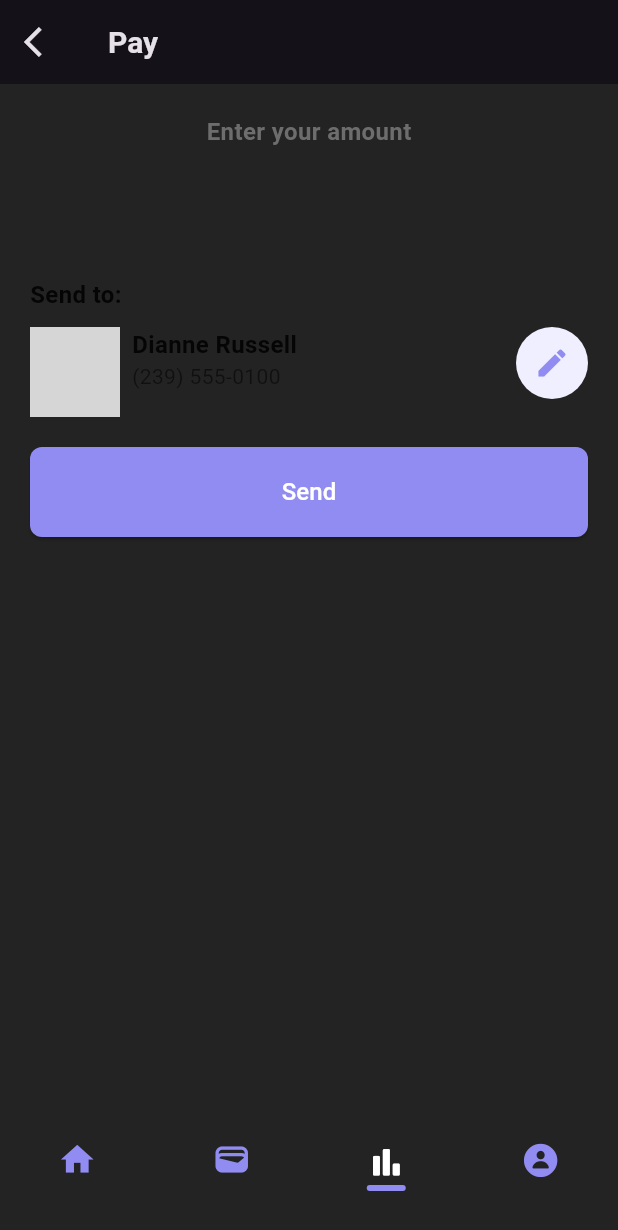
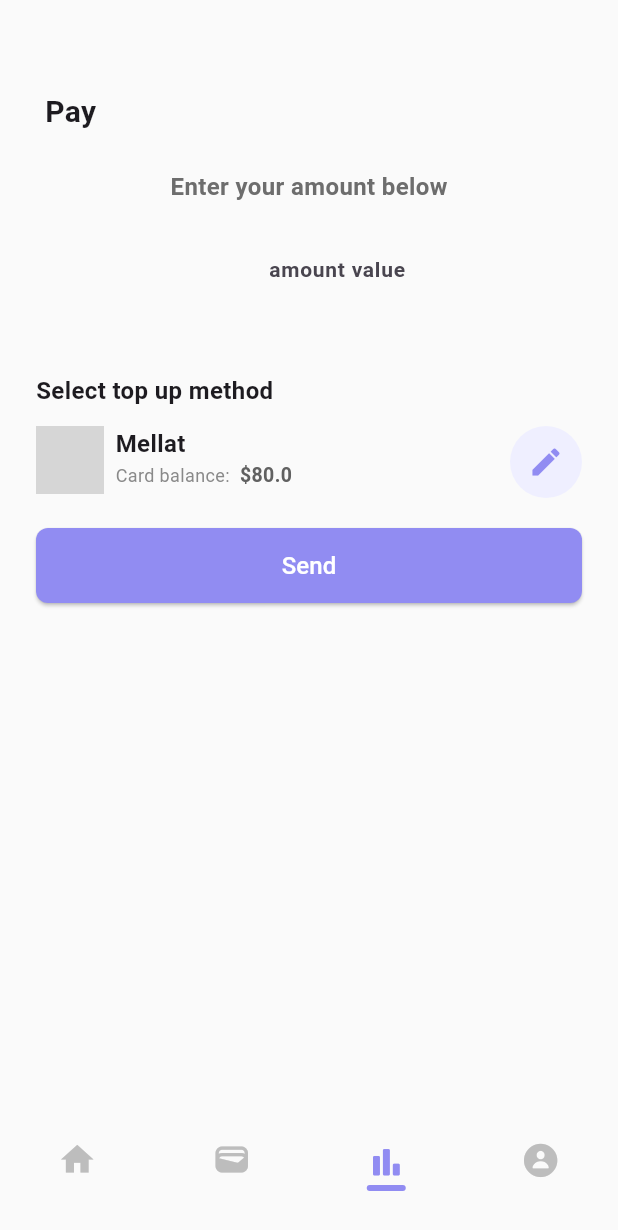
Before and after one commit to amir-hossein-rajaezadeh/flutter_bank, a Flutter app: the screen it shows after launch, item 3 of the bottom bar chosen, on a phone screen of 412 x 824 dp. Shown: the top 1230 px of the screen. Run offline on Flutter 3.47's test engine with Material 3 defaults, Android fonts, the light colour scheme and no system bars; our stand-ins replace animated_theme_switcher, bloc, equatable, flutter_bloc, flutter_screenutil, go_router; grey boxes are pictures that could not be loaded.

Commit message:
Done bank menu

```diff
--- a/lib/main.dart
+++ b/lib/main.dart
@@ -1,6 +1,7 @@
 import 'package:animated_theme_switcher/animated_theme_switcher.dart';
 import 'package:flutter/material.dart';
 import 'package:flutter_bank/utils/my_routes.dart';
+import 'package:flutter_bank/utils/utils.dart';
 import 'package:flutter_bloc/flutter_bloc.dart';
 
 import 'cubit/app_cubit.dart';
@@ -16,13 +17,9 @@ class MyApp extends StatelessWidget {
 
   @override
   Widget build(BuildContext context) {
-    final isPlatformDark =
-        WidgetsBinding.instance.window.platformBrightness == Brightness.dark;
-    final initTheme = !isPlatformDark ? darkTheme : lightTheme;
+    final initTheme = initThemeDetevtor() ? darkTheme : lightTheme;
     return ScreenUtilInit(
       designSize: const Size(375, 812),
-      // minTextAdapt: true,
-      // splitScreenMode: true,
       child: BlocProvider(
         create: (context) => AppCubit(),
         child: ThemeProvider(
--- a/lib/model/models.dart
+++ b/lib/model/models.dart
@@ -37,12 +37,11 @@ List<HistoryModel> getHistoryList() {
 
 List<CardModel> getCardList() {
   final List<CardModel> cardList = [
-    CardModel(80, 6059, "12/26", "assets/images/mellat.png", Colors.red),
-    CardModel(100, 2012, "11/19", "assets/images/mastercard.png",
+    CardModel("Mellat",80, 6059, "12/26", "assets/images/mellat.png", Colors.red),
+    CardModel("Master",100, 2012, "11/19", "assets/images/mastercard.png",
         Colors.yellow.shade700),
-    CardModel(20, 7923, "02/05", "assets/images/paypal.png", Colors.blue),
-    CardModel(270, 9881, "07/22", "assets/images/visa.png",
-        const Color.fromARGB(255, 14, 3, 3)),
+    CardModel("PayPal",20, 7923, "02/05", "assets/images/paypal.png", Colors.blue),
+    CardModel("Visa",270, 9881, "07/22", "assets/images/visa.png", Colors.green),
   ];
 
   return cardList;
@@ -84,13 +83,14 @@ class HistoryModel {
 }
 
 class CardModel {
+  final String bankName;
   final double accountBalance;
   final int lastCardNumber;
   final String expireDate;
   final String bankImage;
   final Color cardColor;
 
-  CardModel(this.accountBalance, this.lastCardNumber, this.expireDate,
+  CardModel(this.bankName,this.accountBalance, this.lastCardNumber, this.expireDate,
       this.bankImage, this.cardColor);
 }
 
--- a/lib/screens/home_page.dart
+++ b/lib/screens/home_page.dart
@@ -380,7 +380,7 @@ class _HomePageState extends State<HomePage> {
                     Text(
                       "${transactionItem.price}\$",
                       style: TextStyle(
-                          fontSize: 14.sp, fontWeight: FontWeight.w600),
+                          fontSize: 14.sp, fontWeight: FontWeight.w700),
                     )
                   ],
                 ),
--- a/lib/screens/main_page.dart
+++ b/lib/screens/main_page.dart
@@ -55,7 +55,9 @@ class _MainPageState extends State<MainPage>
                       Center(
                         child: Text(
                           "Profile Screen",
-                          style: TextStyle(fontSize: 20, color: Colors.black),
+                          style: TextStyle(
+                            fontSize: 20,
+                          ),
                         ),
                       )
                     ],
--- a/lib/screens/payment_page.dart
+++ b/lib/screens/payment_page.dart
@@ -1,109 +1,164 @@
 import 'package:flutter/material.dart';
+import 'package:flutter_bank/model/models.dart';
 import 'package:flutter_bank/utils/my_colors.dart';
+import 'package:flutter_bank/widgets/show_model.dart';
 
-class PaymentPage extends StatelessWidget {
+import '../utils/utils.dart';
+
+class PaymentPage extends StatefulWidget {
   const PaymentPage({super.key});
 
   @override
+  State<PaymentPage> createState() => _PaymentPageState();
+}
+
+class _PaymentPageState extends State<PaymentPage> {
+  int selectedBankIndex = 0;
+
+  @override
   Widget build(BuildContext context) {
+    final bankItem = getCardList()[selectedBankIndex];
     return Scaffold(
-      appBar: AppBar(
-        leading: IconButton(
-          onPressed: () {
-            Navigator.pop(context);
-          },
-          icon: const Icon(Icons.arrow_back_ios),
-        ),
-        title: const Text(
+      body: SingleChildScrollView(
+        child: Column(
+          children: [
+            Container(
+              margin: const EdgeInsets.only(top: 60, left: 30),
+              child: const Row(
+                children: [
+                  Text(
                     "Pay",
                     style: TextStyle(
                       fontSize: 20,
                       fontWeight: FontWeight.w700,
                     ),
                   ),
+                ],
               ),
-      body: SingleChildScrollView(
-        child: Padding(
-          padding: const EdgeInsets.all(20.0),
+            ),
+            Padding(
+              padding: const EdgeInsets.all(24.0),
               child: Column(
                 crossAxisAlignment: CrossAxisAlignment.start,
                 children: [
                   const Center(
                     child: Text(
-                  'Enter your amount',
+                      'Enter your amount below',
                       style: TextStyle(
                           fontSize: 16.0,
-                      fontWeight: FontWeight.w600,
+                          fontWeight: FontWeight.w700,
                           color: MyColors.grey),
                     ),
                   ),
                   const SizedBox(height: 10.0),
-              TextFormField(
+                  Center(
+                    child: Container(
+                      alignment: Alignment.center,
+                      width: 180,
+                      child: TextFormField(
+                        textAlignVertical: TextAlignVertical.center,
                         keyboardType: TextInputType.number,
                         decoration: const InputDecoration(
-                  enabledBorder: OutlineInputBorder(
-                    borderSide: BorderSide(color: Colors.transparent),
+                            prefix: Text(
+                              "\$",
+                              style: TextStyle(
+                                  fontWeight: FontWeight.w800,
+                                  fontSize: 22,
+                                  color: Colors.black),
                             ),
-                  focusedBorder: OutlineInputBorder(
-                    borderSide: BorderSide(color: Colors.transparent),
+                            hintText: "amount value",
+                            hintStyle: TextStyle(
+                                fontSize: 14, fontWeight: FontWeight.w600),
+                            hintFadeDuration: Duration(milliseconds: 600),
+                            contentPadding: EdgeInsets.only(left: 50),
+                            enabledBorder: InputBorder.none,
+                            focusedBorder: InputBorder.none),
+                        style: const TextStyle(
+                            fontWeight: FontWeight.w800, fontSize: 22),
                       ),
                     ),
-                style: const TextStyle(
-                    fontWeight: FontWeight.w800), // Set text style to bold
                   ),
-              const SizedBox(height: 20.0),
-              Column(
+                  Container(
+                    margin: const EdgeInsets.only(top: 55),
+                    child: Column(
                       crossAxisAlignment: CrossAxisAlignment.start,
                       children: [
                         const Text(
-                    'Send to:',
+                          "Select top up method",
                           style: TextStyle(
                             fontSize: 16.0,
-                      color: Colors.black87,
                             fontWeight: FontWeight.w600,
                           ),
                         ),
-                  const SizedBox(
-                    height: 10,
-                  ),
-                  Row(
+                        Container(
+                          margin: const EdgeInsets.only(top: 12),
+                          child: GestureDetector(
+                            onTap: () async {
+                              await showDialog(
+                                context: context,
+                                builder: (BuildContext context) {
+                                  return const BuildBankListModel();
+                                },
+                              );
+                              setState(() {
+                                selectedBankIndex = const BuildBankListModel()
+                                    .returnSelectedIndex();
+                              });
+                            },
+                            child: Container(
+                              color: Colors.transparent,
+                              child: Row(
                                 crossAxisAlignment: CrossAxisAlignment.start,
                                 children: [
                                   Container(
-                        width: 60.0,
-                        height: 60.0,
+                                    width: 45,
+                                    height: 45,
                                     decoration: BoxDecoration(
                                       shape: BoxShape.rectangle,
                                       borderRadius: BorderRadius.circular(10),
-                          border: Border.all(
-                            color: Colors.grey,
-                            width: 3.0,
-                          ),
-                          image: const DecorationImage(
-                            image: AssetImage('assets/images/profile.jpeg'),
-                            fit: BoxFit.cover,
+                                      image: DecorationImage(
+                                        image: AssetImage(bankItem.bankImage),
+                                        fit: BoxFit.fitWidth,
                                       ),
                                     ),
                                   ),
                                   const SizedBox(width: 8.0),
-                      const Column(
-                        crossAxisAlignment: CrossAxisAlignment.start,
+                                  Column(
+                                    crossAxisAlignment:
+                                        CrossAxisAlignment.start,
                                     children: [
                                       Text(
-                            'Dianne Russell',
-                            style: TextStyle(
+                                        bankItem.bankName,
+                                        style: const TextStyle(
                                           fontSize: 16.0,
                                           fontWeight: FontWeight.bold,
-                              color: Colors.black87,
                                         ),
                                       ),
-                          Text(
-                            '(239) 555-0100',
+                                      Text.rich(
+                                        TextSpan(
+                                          text: "Card balance: ",
                                           style: TextStyle(
-                              fontSize: 14.0,
-                              color: Colors.black54,
+                                              color: isDarkModeEnabled(context)
+                                                  ? Colors.grey
+                                                  : MyColors.grey
+                                                      .withOpacity(0.8),
+                                              fontSize: 12),
+                                          children: <InlineSpan>[
+                                            TextSpan(
+                                              text:
+                                                  " \$${bankItem.accountBalance}",
+                                              style: TextStyle(
+                                                fontSize: 13,
+                                                fontWeight: FontWeight.w700,
+                                                color:
+                                                    isDarkModeEnabled(context)
+                                                        ? Colors.white
+                                                        : Colors.grey.shade700,
                                               ),
+                                            )
+                                          ],
                                         ),
+                                      )
                                     ],
                                   ),
                                   const Spacer(),
@@ -122,22 +177,22 @@ class PaymentPage extends StatelessWidget {
                                   ),
                                 ],
                               ),
+                            ),
+                          ),
+                        ),
                       ],
+                    ),
                   ),
                   const SizedBox(height: 20.0),
                   ElevatedButton(
                     onPressed: () {},
                     style: ElevatedButton.styleFrom(
-                  backgroundColor:
-                      MyColors.darkPurple, // Set the background color to light
-                  //primary: Colors.lightBlueAccent, // Set the button color to light blue accent
+                      backgroundColor: MyColors.darkPurple,
                       shape: RoundedRectangleBorder(
-                      borderRadius: BorderRadius.circular(
-                          8.0)), // Apply rounded corners with radius of 50
-                  minimumSize: const Size(double.infinity,
-                      60.0), // Maintain full width and set height to 60
-                  padding: const EdgeInsets.symmetric(
-                      horizontal: 24.0), // Add horizontal padding
+                        borderRadius: BorderRadius.circular(8.0),
+                      ),
+                      padding: const EdgeInsets.symmetric(horizontal: 24.0),
+                      minimumSize: const Size(double.infinity, 50.0),
                     ),
                     child: const Text(
                       'Send',
@@ -150,6 +205,8 @@ class PaymentPage extends StatelessWidget {
                 ],
               ),
             ),
+          ],
+        ),
       ),
     );
   }
--- a/lib/utils/my_routes.dart
+++ b/lib/utils/my_routes.dart
@@ -17,11 +17,11 @@ class MyRoutes {
       ),
       GoRoute(
         path: "/paymentPage",
-        builder: (context, state) => const PaymentPage(),
+        builder: (context, state) => PaymentPage(),
       ),
       GoRoute(
         path: "/topuptPage",
-        builder: (context, state) => const PaymentPage(),
+        builder: (context, state) => PaymentPage(),
       )
     ],
   );
--- a/lib/utils/utils.dart
+++ b/lib/utils/utils.dart
@@ -13,12 +13,17 @@ Alignment getDragStartPositionAlignment(
     return yPosition > height / 2 ? Alignment.bottomLeft : Alignment.topLeft;
   }
 }
+bool isDarkModeEnabled(BuildContext context) {
+    int brightness =
+        ThemeModelInheritedNotifier.of(context).theme.brightness.index;
 
-bool isDarkModeEnabled(BuildContext context) {
-  int brightness =
-      ThemeModelInheritedNotifier.of(context).theme.brightness.index;
+    bool isDarkModeEnabled = brightness == 0;
+    return isDarkModeEnabled;
 
-  bool isDarkModeEnabled = brightness == 0;
+}
+bool initThemeDetevtor(){
+   final onDarkMode =
+      WidgetsBinding.instance.window.platformBrightness == Brightness.dark;
 
-  return isDarkModeEnabled;
+  return onDarkMode;
 }
--- a/lib/widgets/card_content.dart
+++ b/lib/widgets/card_content.dart
@@ -17,7 +17,6 @@ class CardContent extends StatelessWidget {
         children: [
           Container(
             decoration: BoxDecoration(
-                // border: Border.all(color: Colors.white, width: 6),
                 borderRadius: BorderRadius.circular(30),
                 color: cardItem.cardColor),
           ),
```
Also changed, not shown: lib/widgets/show_model.dart (added, +114 -0 lines). Lines whose indentation alone changed are shown as unchanged.
